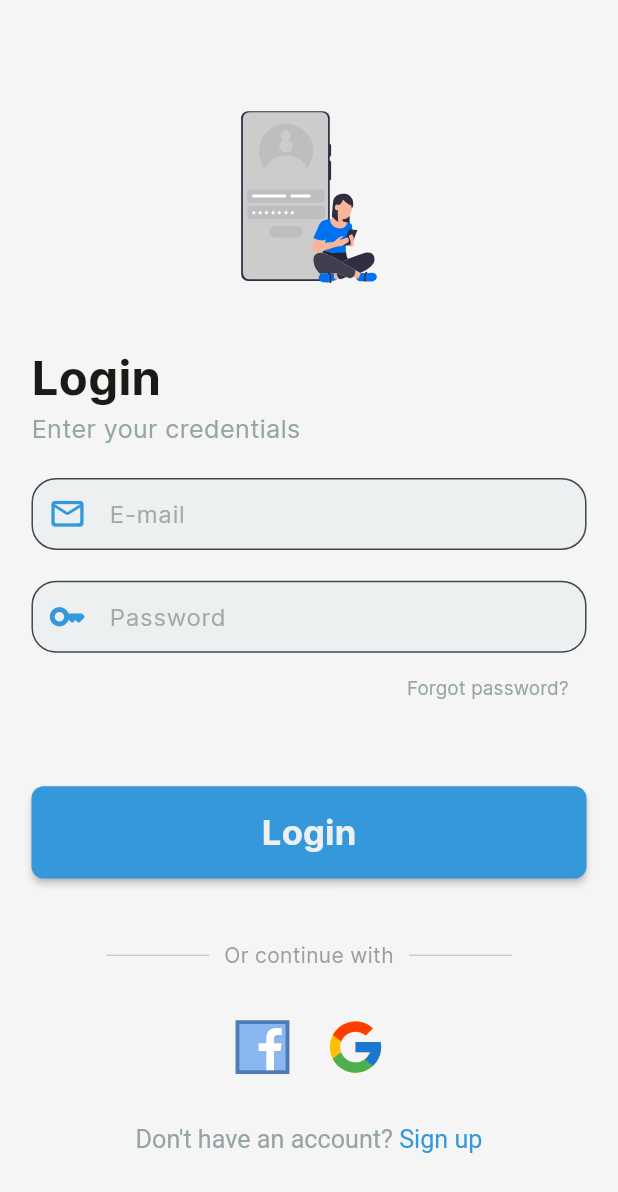
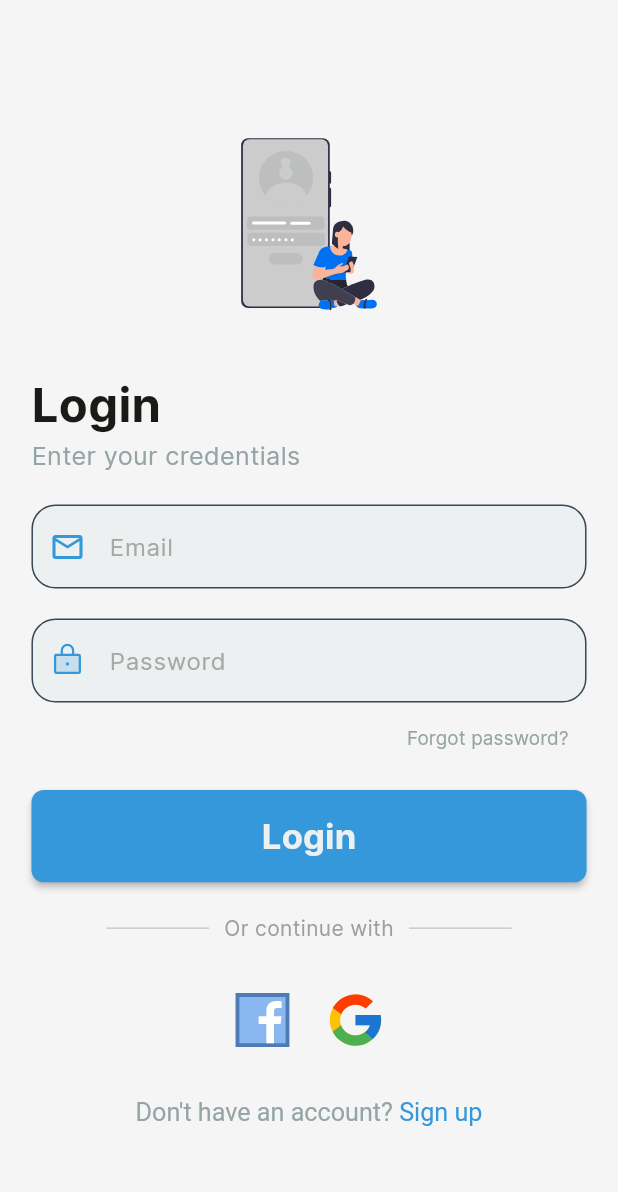
Before and after one commit to yaksh1/reclaimify, a Flutter app: the Register screen opened by its route, after a tap on "Already have an account? Login", on a phone screen of 412 x 824 dp. Shown: the top 1192 px of the screen. Run offline on Flutter 3.47's test engine with Material 2 defaults, Android fonts, the light colour scheme and no system bars; our stand-ins replace cloud_firestore, firebase_auth, firebase_core, flutter_screenutil, flutter_svg, get and 4 more; accounts and stored records are empty; network calls fail; project files that could hold a hidden picture were left out.

Commit message:
error border login page

```diff
--- a/lib/components/dual_color_text.dart
+++ b/lib/components/dual_color_text.dart
@@ -1,5 +1,4 @@
 import 'package:flutter/material.dart';
-import 'package:google_fonts/google_fonts.dart';
 import 'package:reclaimify/utils/colors.dart';
 
 class DualColorText extends StatelessWidget {
--- a/lib/components/input_decoration.dart
+++ b/lib/components/input_decoration.dart
@@ -10,7 +10,7 @@ class MyDecoration {
       prefixIcon: Icon(icon),
       prefixIconColor: AppColors.mainColor,
       label: label,
-      helperText: "",
+      // helperText: "",
       errorStyle: const TextStyle(color: Colors.redAccent, fontSize: 12),
       helperStyle: const TextStyle(color: Colors.black, fontSize: 12),
       labelStyle: const TextStyle(color: AppColors.textBoxPlaceholder),
--- a/lib/components/paragraph_text.dart
+++ b/lib/components/paragraph_text.dart
@@ -1,5 +1,4 @@
 import 'package:flutter/material.dart';
-import 'package:google_fonts/google_fonts.dart';
 import 'package:reclaimify/components/responsive_text.dart';
 import 'package:reclaimify/utils/colors.dart';
 
--- a/lib/components/password_text_field.dart
+++ b/lib/components/password_text_field.dart
@@ -3,7 +3,7 @@ import 'package:phosphor_flutter/phosphor_flutter.dart';
 import 'package:reclaimify/components/input_decoration.dart';
 
 class PasswordTextField extends StatelessWidget {
-  PasswordTextField({super.key, required this.controller, required this.labelText, required this.hintText});
+  PasswordTextField({super.key, required this.controller, this.labelText = "Password", this.hintText ="Enter your password"});
 
   final TextEditingController controller;
   final MyDecoration decor = MyDecoration();
--- a/lib/components/small_text.dart
+++ b/lib/components/small_text.dart
@@ -1,7 +1,6 @@
 // ignore_for_file: must_be_immutable
 
 import 'package:flutter/material.dart';
-import 'package:google_fonts/google_fonts.dart';
 import 'package:reclaimify/utils/colors.dart';
 
 class SmallText extends StatelessWidget {
--- a/lib/components/square_tile.dart
+++ b/lib/components/square_tile.dart
@@ -2,7 +2,6 @@
 
 import 'package:flutter/material.dart';
 import 'package:flutter_svg/flutter_svg.dart';
-import 'package:reclaimify/utils/dimensions.dart';
 
 class SquareTile extends StatelessWidget {
   final void Function()? onTap;
--- a/lib/main.dart
+++ b/lib/main.dart
@@ -1,4 +1,3 @@
-import 'package:firebase_auth/firebase_auth.dart';
 import 'package:firebase_core/firebase_core.dart';
 import 'package:flutter/material.dart';
 import 'package:flutter_screenutil/flutter_screenutil.dart';
--- a/lib/services/auth/auth_gate.dart
+++ b/lib/services/auth/auth_gate.dart
@@ -17,12 +17,12 @@ class AuthGate extends StatelessWidget {
             if (user == null) {
               return LoginView();
             }
-
             return LandingPage();
           } else {
             return Scaffold(
               body: Center(
-                child: CircularProgressIndicator(),
+
+              child: CircularProgressIndicator(),
               ),
             );
           }
--- a/lib/services/auth/auth_service.dart
+++ b/lib/services/auth/auth_service.dart
@@ -12,14 +12,16 @@ class AuthService implements AuthProvider {
 
   @override
   Future<AuthUser> createUser(
-          {required String email, required String password,required String username}) =>
-      provider.createUser(email: email, password: password,username:username);
+          {required String email,
+          required String password,
+          required String username}) =>
+      provider.createUser(email: email, password: password, username: username);
 
   @override
   AuthUser? get currentUser => provider.currentUser;
 
   @override
-  Future<AuthUser?> logIn({required String email, required String password}) =>
+  Future<AuthUser> logIn({required String email, required String password}) =>
       provider.logIn(email: email, password: password);
 
   @override
@@ -32,13 +34,12 @@ class AuthService implements AuthProvider {
   Future<void> initialize() => provider.initialize();
 
   @override
-  Future<void> phoneAuthentication(String phoneNo) =>
-      provider.phoneAuthentication(phoneNo);
+  Future<User?> signInWithGoogle() => provider.signInWithGoogle();
 
   @override
-  Future<bool> verifyOtp(var otp) => provider.verifyOtp(otp);
+  Future passwordReset({required String email}) =>
+      provider.passwordReset(email: email);
 
   @override
-  Future<User?> signInWithGoogle() => provider.signInWithGoogle();
-
+  Future changePassword() => provider.changePassword();
 }
--- a/lib/services/auth/auth_user.dart
+++ b/lib/services/auth/auth_user.dart
@@ -4,7 +4,7 @@ import 'package:flutter/material.dart';
 @immutable
 class AuthUser {
   final bool isEmailVerified;
-  const AuthUser(this.isEmailVerified);
+  const AuthUser({required this.isEmailVerified});
 
-  factory AuthUser.fromFirebase(User user) => AuthUser(user.emailVerified);
+  factory AuthUser.fromFirebase(User user) => AuthUser(isEmailVerified:user.emailVerified);
 }
--- a/lib/views/forget_password/forgot_password_phone/forgot_password-phone.dart
+++ b/lib/views/forget_password/forgot_password_phone/forgot_password-phone.dart
@@ -13,11 +13,9 @@ import 'package:reclaimify/components/small_text.dart';
 import 'package:reclaimify/components/square_tile.dart';
 import 'package:reclaimify/components/text_form.dart';
 import 'package:reclaimify/services/auth/auth_exceptions.dart';
-import 'package:reclaimify/services/auth/auth_service.dart';
 import 'package:reclaimify/utils/colors.dart';
 import 'package:reclaimify/utils/dimensions.dart';
 import 'package:reclaimify/utils/image_strings.dart';
-import 'package:reclaimify/utils/routes.dart';
 import 'package:reclaimify/views/forget_password/forgot_password_otp/forgot_password_otp.dart';
 
 class ForgotPasswordPhoneOption extends StatefulWidget {
--- a/lib/views/login/login_view.dart
+++ b/lib/views/login/login_view.dart
@@ -1,15 +1,15 @@
 // ignore_for_file: prefer_const_constructors, use_build_context_synchronously
 
-import 'package:firebase_auth/firebase_auth.dart';
 import 'package:flutter/material.dart';
 import 'package:flutter_svg/flutter_svg.dart';
 import 'package:get/get.dart';
 import 'package:logger/logger.dart';
-import 'package:phosphor_flutter/phosphor_flutter.dart';
 import 'package:reclaimify/components/big_tex.dart';
 import 'package:reclaimify/components/dual_color_text.dart';
-import 'package:reclaimify/components/error_dialog.dart';
+import 'package:reclaimify/components/email_text_field.dart';
+import 'package:reclaimify/components/google_sign_in.dart';
 import 'package:reclaimify/components/my_snackbar.dart';
+import 'package:reclaimify/components/password_text_field.dart';
 import 'package:reclaimify/components/small_grey_text.dart';
 import 'package:reclaimify/components/small_text.dart';
 import 'package:reclaimify/components/square_tile.dart';
@@ -21,10 +21,7 @@ import 'package:reclaimify/utils/colors.dart';
 import 'package:reclaimify/utils/dimensions.dart';
 import 'package:reclaimify/utils/image_strings.dart';
 import 'package:reclaimify/utils/routes.dart';
-import 'package:reclaimify/views/forget_password/forgot_pass_option.dart';
 import 'package:reclaimify/views/forget_password/forgot_password_mail/forgot_password_mail.dart';
-import 'package:reclaimify/views/landing%20page/landing_page.dart';
-import 'package:reclaimify/views/register/register_view.dart';
 import 'package:reclaimify/views/verify%20email/verify_email_view.dart';
 
 class LoginView extends StatefulWidget {
@@ -41,6 +38,9 @@ class _LoginViewState extends State<LoginView> {
   TextEditingController _password = TextEditingController();
   var logger = Logger();
   final mySnackbar = MySnackBar();
+
+  //! <---- global key -----> //
+  final _formKey = GlobalKey<FormState>();
 
   double height10 = Dimensions.height10;
   double width10 = Dimensions.width10;
@@ -76,6 +76,8 @@ class _LoginViewState extends State<LoginView> {
             child: Container(
               // color: AppColors.onBoardingPage2Color,
               margin: EdgeInsets.symmetric(horizontal: width10 * 2),
+              child: Form(
+                key: _formKey,
                 child: Column(
                   mainAxisAlignment: MainAxisAlignment.center,
                   children: [
@@ -109,31 +111,19 @@ class _LoginViewState extends State<LoginView> {
                     SizedBox(height: height10),
                     //! ---- email field ---- //
                     Padding(
-                    padding: EdgeInsets.symmetric(vertical: height10),
-                    child: TextForm(
-                      hintText: "Enter your email",
-                      label: Text("E-mail"),
-                      obscureText: false,
-                      enabledSuggestions: false,
-                      keyboardType: TextInputType.emailAddress,
-                      autocorrect: false,
+                      padding: const EdgeInsets.only(top: 10),
+                      child: EmailTextField(
                         controller: _email,
-                      icon: Icons.mail_outline_rounded,
                       ),
                     ),
 
                     //! ---- password field ---- //
                     Padding(
-                    padding: EdgeInsets.only(top: height10),
-                    child: TextForm(
-                      hintText: "Enter your password",
-                      label: Text("Password"),
-                      obscureText: true,
-                      enabledSuggestions: true,
-                      autocorrect: false,
+                      padding: const EdgeInsets.only(top: 20),
+                      child: PasswordTextField(
                           controller: _password,
-                      icon: Icons.key_rounded,
-                    ),
+                          labelText: "Password",
+                          hintText: "Enter your password"),
                     ),
 
                     //! ---- forgot password? ---- //
@@ -156,11 +146,12 @@ class _LoginViewState extends State<LoginView> {
                     ),
 
                     //! ---- white spaces ---- //
-                  SizedBox(height: height10 * 4),
+                    SizedBox(height: height10 ),
 
                     //! --- log in button ---- //
                     MaterialButton(
                       onPressed: () async {
+                        if (_formKey.currentState!.validate()) {
                           final email = _email.text;
                           final password = _password.text;
                           try {
@@ -169,7 +160,6 @@ class _LoginViewState extends State<LoginView> {
                             final user = AuthService.firebase().currentUser;
                             if (user?.isEmailVerified ?? false) {
                               // user's email is verified
-
                               mySnackbar.mySnackBar(
                                   header: "Hello!",
                                   content: "Logged in as ${email}",
@@ -185,7 +175,8 @@ class _LoginViewState extends State<LoginView> {
                           } on UserNotFoundAuthException {
                             mySnackbar.mySnackBar(
                                 header: "User not found",
-                            content: "Please double-check your entered details",
+                                content:
+                                    "Please double-check your entered details",
                                 bgColor: Colors.red.shade100,
                                 borderColor: Colors.red);
                             // showErrorDialog(context,
@@ -193,7 +184,8 @@ class _LoginViewState extends State<LoginView> {
                           } on WrongPasswordAuthException {
                             mySnackbar.mySnackBar(
                                 header: "Wrong Password",
-                            content: "Please double-check your entered details",
+                                content:
+                                    "Please double-check your entered details",
                                 bgColor: Colors.red.shade100,
                                 borderColor: Colors.red);
                           } on GenericAuthException {
@@ -202,6 +194,7 @@ class _LoginViewState extends State<LoginView> {
                                 content: "Authentication Error",
                                 bgColor: Colors.red.shade100,
                                 borderColor: Colors.red);
+                          }
                         }
                       },
 
@@ -220,7 +213,7 @@ class _LoginViewState extends State<LoginView> {
                     ),
 
                     //! ---- white spaces ---- //
-                  SizedBox(height: height10 * 4),
+                    SizedBox(height: height10 * 2),
 
                     //! ---- or continue with --- //
                     const Padding(
@@ -267,7 +260,7 @@ class _LoginViewState extends State<LoginView> {
                         ),
                         SquareTile(
                           imagePath: googleLogo,
-                        onTap: _googleLogIn,
+                          onTap: Google().googleLogIn,
                           height: height10 * 4,
                         ),
                       ],
@@ -298,22 +291,7 @@ class _LoginViewState extends State<LoginView> {
             ),
           ),
         ),
+      ),
     );
   }
-
-  void _googleLogIn() async {
-    User? googleUser;
-    googleUser = await AuthService.firebase().signInWithGoogle();
-    if (googleUser != null) {
-      mySnackbar.mySnackBar(
-          header: "Hello!",
-          content: "Logged in as ${googleUser.email}",
-          bgColor: Colors.green.shade100,
-          borderColor: Colors.green);
-      Logger().d("Google signed in as " + googleUser.displayName!);
-      Navigator.of(context)
-          .pushNamedAndRemoveUntil(landingPageRoute, (route) => false);
 }
-    ;
-  }
-}
--- a/lib/views/register/register_view.dart
+++ b/lib/views/register/register_view.dart
@@ -2,12 +2,14 @@
 
 import 'package:flutter/material.dart';
 import 'package:flutter_svg/svg.dart';
-import 'package:get/get.dart';
 import 'package:logger/logger.dart';
 import 'package:reclaimify/components/big_tex.dart';
 import 'package:reclaimify/components/dual_color_text.dart';
-import 'package:reclaimify/components/error_dialog.dart';
+import 'package:reclaimify/components/email_text_field.dart';
+import 'package:reclaimify/components/google_sign_in.dart';
 import 'package:reclaimify/components/my_snackbar.dart';
+import 'package:reclaimify/components/name_text_field.dart';
+import 'package:reclaimify/components/password_text_field.dart';
 import 'package:reclaimify/components/small_grey_text.dart';
 import 'package:reclaimify/components/square_tile.dart';
 
@@ -18,7 +20,6 @@ import 'package:reclaimify/utils/colors.dart';
 import 'package:reclaimify/utils/dimensions.dart';
 import 'package:reclaimify/utils/image_strings.dart';
 import 'package:reclaimify/utils/routes.dart';
-import 'package:reclaimify/views/landing%20page/landing_page.dart';
 
 class Register extends StatefulWidget {
   const Register({super.key});
@@ -31,6 +32,9 @@ class _RegisterState extends State<Register> {
   TextEditingController _name = TextEditingController();
   TextEditingController _email = TextEditingController();
   TextEditingController _password = TextEditingController();
+
+  //! <---- global key -----> //
+  final _formkey = GlobalKey<FormState>();
 
   double height10 = Dimensions.height10;
   double width10 = Dimensions.width10;
@@ -63,6 +67,8 @@ class _RegisterState extends State<Register> {
             child: Container(
               // color: AppColors.onBoardingPage2Color,
               margin: EdgeInsets.symmetric(horizontal: width10 * 2),
+              child: Form(
+                key: _formkey,
                 child: Column(
                   mainAxisAlignment: MainAxisAlignment.center,
                   children: [
@@ -96,52 +102,31 @@ class _RegisterState extends State<Register> {
 
                     //! ---- name field ---- //
                     Padding(
-                    padding: EdgeInsets.symmetric(vertical: height10),
-                    child: TextForm(
-                      hintText: "Enter your username",
-                      label: Text("Username"),
-                      obscureText: false,
-                      enabledSuggestions: true,
-                      autocorrect: false,
-                      controller: _name,
-                      icon: Icons.person,
-                    ),
+                      padding: const EdgeInsets.symmetric(vertical:10.0),
+                      child: NameTextField(controller: _name),
                     ),
 
                     //! ---- email field ---- //
                     Padding(
-                    padding: EdgeInsets.symmetric(vertical: height10),
-                    child: TextForm(
-                      hintText: "Enter your email",
-                      label: Text("E-mail"),
-                      obscureText: false,
-                      enabledSuggestions: true,
-                      keyboardType: TextInputType.emailAddress,
-                      autocorrect: false,
-                      controller: _email,
-                      icon: Icons.mail_outline_rounded,
+                                            padding: const EdgeInsets.symmetric(vertical: 10.0),
+
+                      child: EmailTextField(controller: _email),
                     ),
-                  ),
+
                     //! ---- password field ---- //
                     Padding(
-                    padding: EdgeInsets.symmetric(vertical: height10),
-                    child: TextForm(
-                      hintText: "Enter your password",
-                      label: Text("Password"),
-                      obscureText: true,
-                      enabledSuggestions: false,
-                      autocorrect: false,
-                      controller: _password,
-                      icon: Icons.key_rounded,
-                    ),
+                      padding: const EdgeInsets.symmetric(vertical: 10.0),
+
+                      child: PasswordTextField(controller: _password,),
                     ),
 
                     //! ---- white spaces ---- //
-                  SizedBox(height: height10 * 2),
+                    SizedBox(height: height10 ),
 
                     //! ---- sign up button ---- //
                     MaterialButton(
                       onPressed: () async {
+
                         final email = _email.text.trim();
                         final password = _password.text.trim();
                         final name = _name.text.trim();
@@ -254,8 +239,7 @@ class _RegisterState extends State<Register> {
                         SquareTile(
                           imagePath: googleLogo,
                           onTap: () {
-                          AuthService.firebase().signInWithGoogle();
-                          // Get.offAll(() => LandingPage());
+                            Google().googleLogIn();
                           },
                           height: height10 * 4,
                         ),
@@ -287,6 +271,7 @@ class _RegisterState extends State<Register> {
             ),
           ),
         ),
+      ),
     );
   }
 }
--- a/lib/views/verify email/verify_email_view.dart
+++ b/lib/views/verify email/verify_email_view.dart
@@ -3,7 +3,6 @@
 import 'package:flutter/material.dart';
 import 'package:flutter_svg/flutter_svg.dart';
 import 'package:get/get.dart';
-import 'package:google_fonts/google_fonts.dart';
 
 import 'package:reclaimify/components/big_tex.dart';
 import 'package:reclaimify/components/blue_button.dart';
```
Also changed, not shown: lib/components/google_sign_in.dart (added, +25 -0 lines), lib/services/auth/auth_provider.dart (+7 -9 lines), lib/services/auth/firebase_auth_provider.dart (+56 -44 lines), lib/views/forget_password/forgot_password_mail/forgot_password_mail.dart (+2 -27 lines), lib/views/forget_password/forgot_password_otp/forgot_password_otp.dart (+2 -6 lines), lib/views/forget_password/forgot_password_reset/reset_password.dart (+16 -33 lines). Lines whose indentation alone changed are shown as unchanged.
